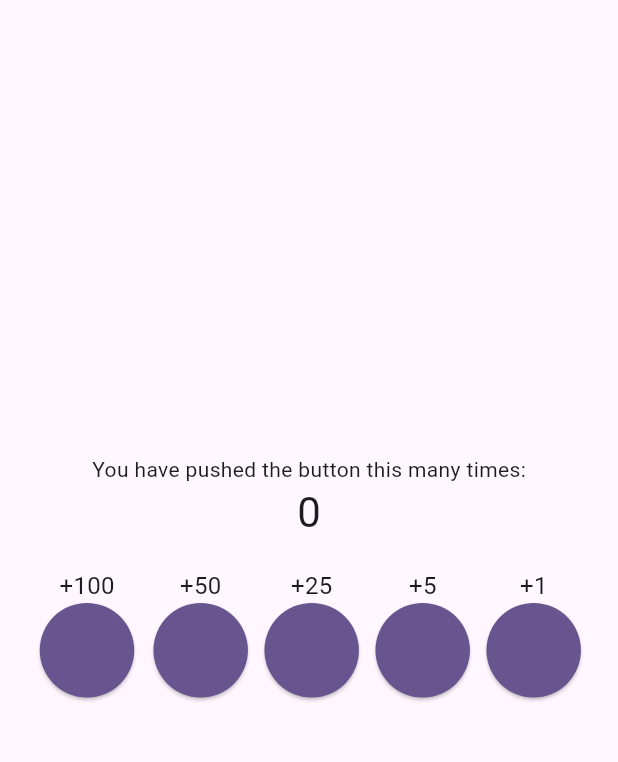
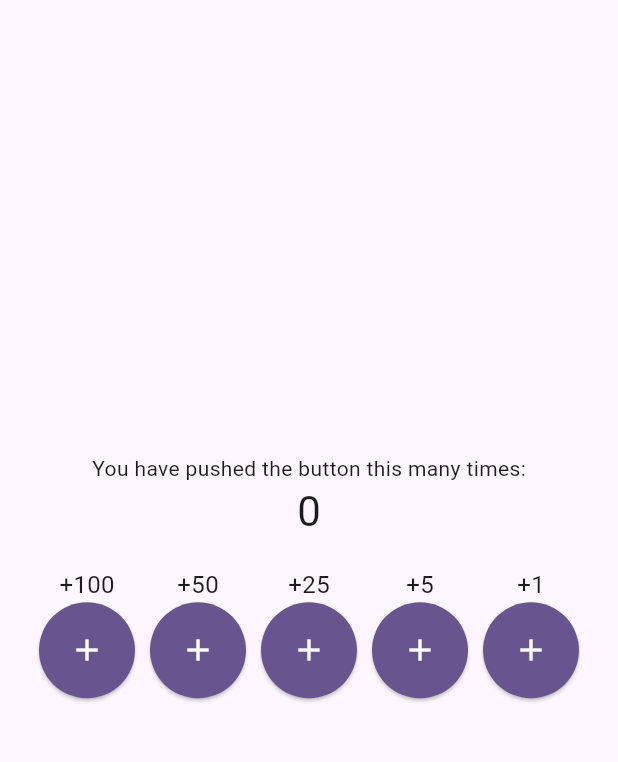
Before and after one commit to Jkwashu/click-me, a Flutter app: the screen it shows after launch, on a phone screen of 412 x 824 dp, the part 84-846 px from its top. Run offline on Flutter 3.47's test engine with Material 3 defaults, Android fonts, the phone set to English and light mode, and no system bars.

Commit message:
Visual changes
Added back the 'plus-sign' that was on top of original button to each button that can increment. Also moved buttons to middle of screen.

```diff
--- a/test_drive/lib/main.dart
+++ b/test_drive/lib/main.dart
@@ -56,7 +56,7 @@ class _MyHomePageState extends State<MyHomePage> {
               '$_counter',
               style: Theme.of(context).textTheme.headlineMedium,
             ),
-            const SizedBox(height: 20), // Add space between counter and buttons
+            const SizedBox(height: 20), // Space between counter and buttons
             Row(
               mainAxisAlignment: MainAxisAlignment.center,
               children: <Widget>[
@@ -91,9 +91,10 @@ class _MyHomePageState extends State<MyHomePage> {
             padding: const EdgeInsets.all(20),
             backgroundColor: Theme.of(context).colorScheme.primary,
           ),
-          child: Text(
-            '$increment',
-            style: const TextStyle(fontSize: 16),
+          child: const Icon(
+            Icons.add,
+            color: Colors.white,
+            size: 24,
           ),
         ),
       ],
```
